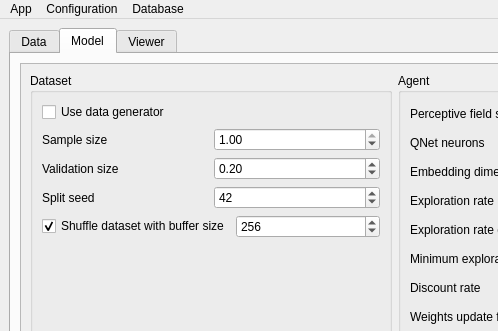
This is FAIRS/app/assets/window_layout.ui in CTCycle/FAIRS-Roulette-Player as Qt 5 draws it before an edit; both pictures show x 0 to 498 and y 0 to 331 of the 1159 by 853 pixel window. The edited form follows.
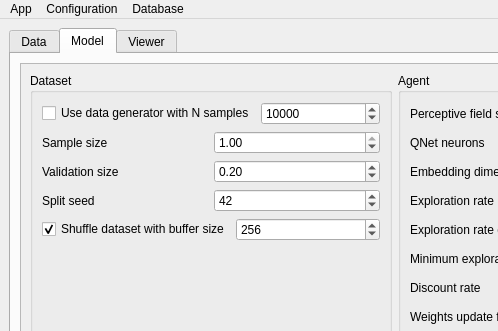
This is the edited form. The open tabs and pages were chosen to show the change.

Commit message: implemented synthetic roulette data generator

```diff
--- a/FAIRS/app/assets/window_layout.ui
+++ b/FAIRS/app/assets/window_layout.ui
@@ -393,11 +393,28 @@
               </property>
               <layout class="QVBoxLayout" name="verticalLayout_8">
                <item>
+                <layout class="QHBoxLayout" name="horizontalLayout_26">
+                 <item>
                 <widget class="QCheckBox" name="useDataGen">
                  <property name="text">
-                  <string>Use data generator</string>
-                 </property>
-                </widget>
+                    <string>Use data generator with N samples</string>
+                   </property>
+                  </widget>
+                 </item>
+                 <item>
+                  <widget class="QSpinBox" name="numGeneratedSamples">
+                   <property name="minimum">
+                    <number>1</number>
+                   </property>
+                   <property name="maximum">
+                    <number>1000000000</number>
+                   </property>
+                   <property name="value">
+                    <number>10000</number>
+                   </property>
+                  </widget>
+                 </item>
+                </layout>
                </item>
                <item>
                 <layout class="QHBoxLayout" name="horizontalLayout_5">
```
Lines whose indentation alone changed are shown as unchanged. The commit also changes 5 other files.
